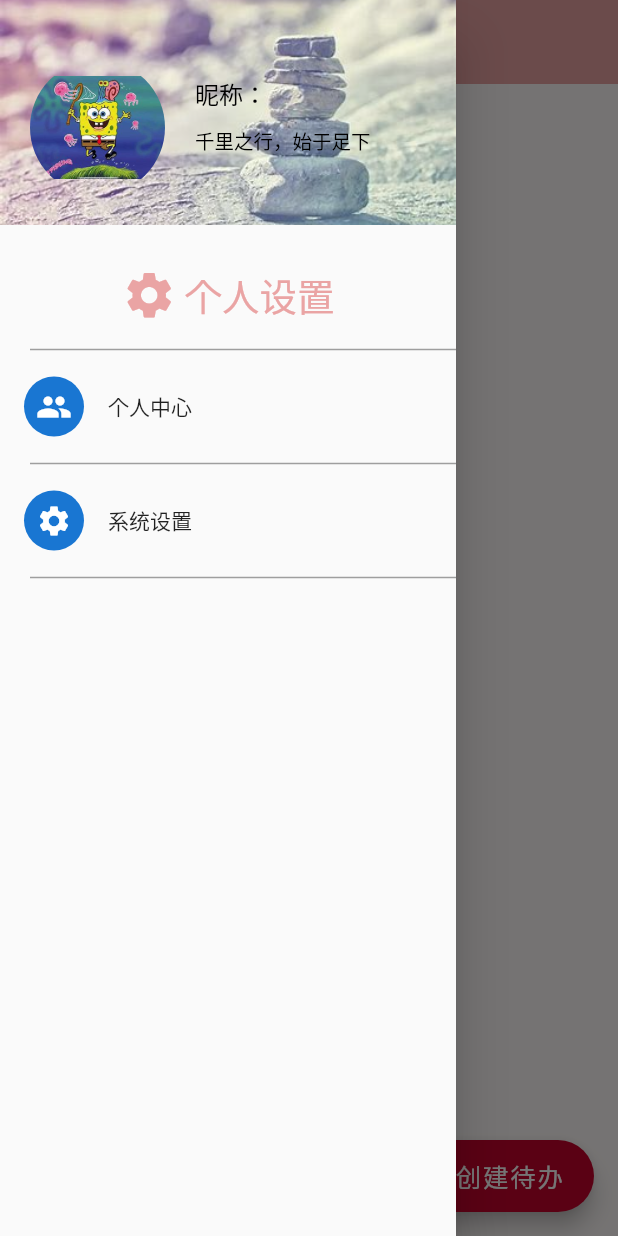
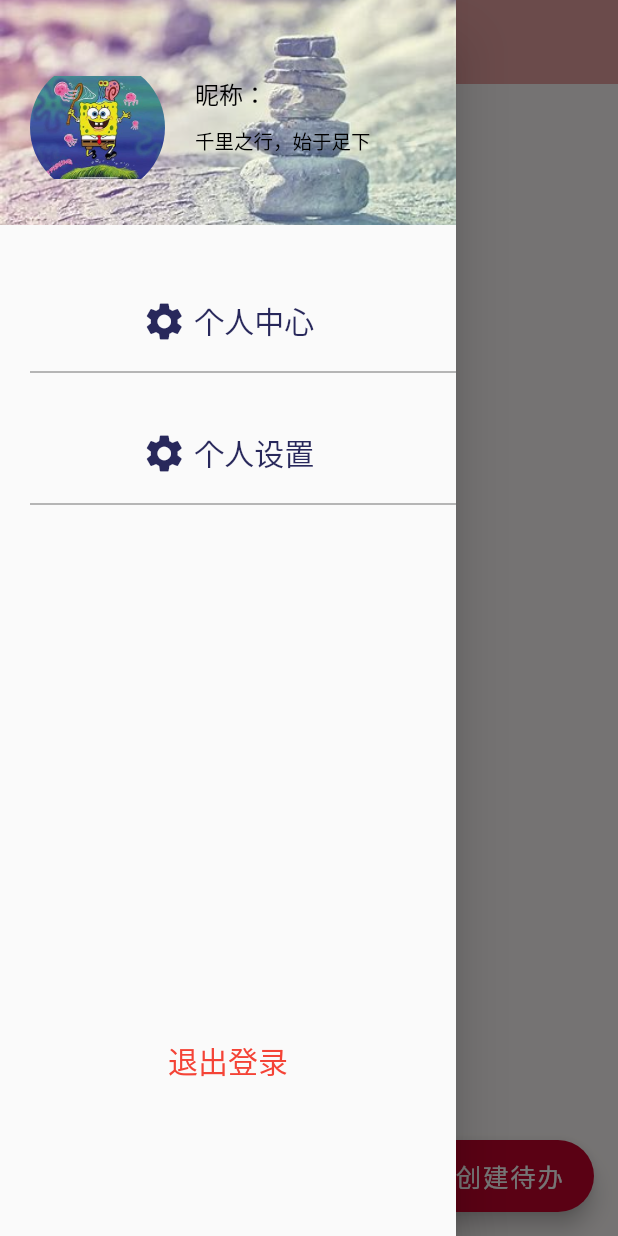
Before and after one commit to RaspberryCoke/XueKe, a Flutter app: the TableEventsPage screen opened directly, with the side drawer open, on a phone screen of 412 x 824 dp. Run offline on Flutter 3.47's test engine with Material 2 defaults, Android fonts, the phone set to English and light mode, and no system bars; our stand-ins replace audioplayers, circular_countdown_timer, flutter_easyloading, font_awesome_flutter, glassmorphism, hexcolor and 3 more; missing offline and left inert: audioplayers_web, shared_preferences_web; accounts and stored records are empty.

Commit message:
4月12日上午 补充个人界面

```diff
--- a/lib/logic/login_logic.dart
+++ b/lib/logic/login_logic.dart
@@ -64,6 +64,8 @@ class LoginLogic extends ChangeNotifier {
       element.name=user.name;//修改
       element.avatar = user.avatar;
       element.content = user.content;
+      element.email = user.email;
+      element.phonenum = user.phonenum;
     });
     MainLogic.instance.sharedPreferences.setStringList(
         keyUser, users.map((e) => jsonEncode(e.toJson())).toList());
@@ -79,6 +81,7 @@ class LoginLogic extends ChangeNotifier {
     }
     List<User> list =
         users.where((element) => user.account == element.account).toList();
+
     if (list.isNotEmpty) {
       return false;
     }
--- a/lib/main.dart
+++ b/lib/main.dart
@@ -15,6 +15,7 @@ import 'package:shared_preferences/shared_preferences.dart';
 import 'package:app_entrance/page/lock_page/lock_page.dart';
 import 'package:app_entrance/page/home_page.dart';
 import 'colors.dart';
+import 'package:app_entrance/page/person_page.dart';
 import 'model/cut_corners_border.dart';
 import 'page/todo_detail_page.dart';
 import 'package:app_entrance/page/lock_page/go_to_back_dialog.dart';
@@ -110,6 +111,9 @@ class _MyAppState extends State<MyApp> {
               break;
            case Constant.settingPage:
               widget = const MineSettingPage();
+              break;
+            case Constant.personPage:
+              widget =  PersonPage();
               break;
             default:
               widget = TableEventsPage();
--- a/lib/model/user.dart
+++ b/lib/model/user.dart
@@ -4,13 +4,16 @@ class User {
   String? password;
   String? avatar;
   String? content;
-
+  String? email;
+  String? phonenum;
   User({
     this.name,
     required this.account,
     required this.password,
     this.avatar,
     this.content,
+    this.email,
+    this.phonenum
   });
 
   User.fromJson(Map<String, dynamic> json) {
@@ -19,6 +22,8 @@ class User {
     password = json['password'];
     avatar = json['avatar'];
     content = json['content'];
+    content = json['email'];
+    content = json['phonenum'];
   }
 
   Map<String, dynamic> toJson() {
@@ -28,6 +33,8 @@ class User {
     _data['password'] = password;
     _data['avatar'] = avatar;
     _data['content'] = content;
+    _data['email'] = email;
+    _data['phonenum'] = phonenum;
     return _data;
   }
 }
--- a/lib/page/constant.dart
+++ b/lib/page/constant.dart
@@ -6,4 +6,5 @@ class Constant {
   static const String todoDetailPage = '/todoDetailPage';
   static const String todoPage = '/todoPage';
   static const String settingPage = '/settingPage';
+  static const String personPage = '/personPage';
 }
--- a/lib/page/table_events_page.dart
+++ b/lib/page/table_events_page.dart
@@ -4,6 +4,7 @@ import 'package:app_entrance/model/todo.dart';
 import 'package:app_entrance/page/change_password_page.dart';
 import 'package:app_entrance/page/constant.dart';
 import 'package:app_entrance/page/event.dart';
+import 'package:app_entrance/page/person_page.dart';
 import 'package:app_entrance/page/login.dart';
 import 'package:app_entrance/page/mine_setting_page.dart';
 import 'package:app_entrance/page/todo_detail_page.dart';
@@ -25,7 +26,6 @@ class _TableEventsPageState extends State<TableEventsPage> {
   late final ValueNotifier<List<Todo>> _selectedEvents;
   List<String> cards = [
     Res.card_bg_2,
-    Res.card_bg_2,
     Res.card_bg_3,
     Res.card_bg_4,
     Res.card_bg_5,
@@ -34,6 +34,9 @@ class _TableEventsPageState extends State<TableEventsPage> {
 
   void setting(){
     Navigator.pushReplacementNamed(context, Constant.settingPage);
+  }
+  void person(){
+    Navigator.pushReplacementNamed(context, Constant.personPage);
   }
 
   bool _isDragging = false;
@@ -271,17 +274,43 @@ class _TableEventsPageState extends State<TableEventsPage> {
                 ),
               ),
 
-SizedBox(height: 20,),
+             SizedBox(height: 40,),
+              Positioned(
+                left: 10,
+                child:
+                TextButton.icon(
+                    icon: Icon(Icons.settings,size: 30.0,color: Color(
+                        0xD903033F)),
+                    label: Text("个人中心",style: TextStyle(fontSize: 20, color: Color(
+                        0xD903033F))),
+                    style: ButtonStyle(
+                      textStyle: MaterialStateProperty.all(
+                          TextStyle(fontSize: 25)),
+                    ),
+                    onPressed:
+                    person
+                ),
+              ),
+
+              Divider(
+                color: Colors.grey,
+                height: 20,
+                thickness: 1,
+                indent: 20,
+                endIndent: 0,
+              ),
+              SizedBox(height: 20,),
              Positioned(
                left: 10,
                child:
              TextButton.icon(
-
-                 icon: Icon(Icons.settings,size: 37.0),
-                 label: Text("个人设置"),
+                 icon: Icon(Icons.settings,size: 30.0,color: Color(
+                     0xD903033F)),
+                 label: Text("个人设置",style: TextStyle(fontSize: 20, color: Color(
+                     0xD903033F)),),
              style: ButtonStyle(
                   textStyle: MaterialStateProperty.all(
-                     TextStyle(fontSize: 25)),
+                     TextStyle(fontSize: 25,)),
                          ),
                  onPressed:
                  setting
@@ -290,14 +319,8 @@ SizedBox(height: 20,),
 
 
 
-              Divider(
-                color: Colors.grey,
-                height: 20,
-                thickness: 1,
-                indent: 20,
-                endIndent: 0,
-              ),
-              const ListTile(
+
+/*              const ListTile(
                 leading: CircleAvatar(
                   child: Icon(Icons.people),
                 ),
@@ -315,7 +338,7 @@ SizedBox(height: 20,),
                   child: Icon(Icons.settings),
                 ),
                 title: Text("系统设置"),
-              ),
+              ),*/
               Divider(
                 color: Colors.grey,
                 height: 20,
@@ -323,7 +346,15 @@ SizedBox(height: 20,),
                 indent: 20,
                 endIndent: 0,
               ),
-
+              SizedBox(height: 330,),
+              item('退出登录', () {
+                Navigator.pushAndRemoveUntil(
+                    context,
+                    MaterialPageRoute(
+                      builder: (context) => Login(),
+                    ),
+                        (route) => route.settings.name == '/');
+              }, textStyle: TextStyle(color: Colors.red, fontSize: 20)),
 
             ],
           )
--- a/lib/res.dart
+++ b/lib/res.dart
@@ -9,6 +9,7 @@ class Res {
   static const String art_card2 = "assets/art_card2.png";
   static const String avatar = "assets/avatar.png";
   static const String bg = "assets/bg.png";
+  static const String bg2 = "assets/bg2.jpg";
   static const String bg_study_room_1 = "assets/bg_study_room_1.jpg";
   static const String bg_study_room_2 = "assets/bg_study_room_2.jpg";
   static const String bg_study_room_3 = "assets/bg_study_room_3.JPG";
--- a/pubspec.yaml
+++ b/pubspec.yaml
@@ -47,6 +47,8 @@ dependencies:
   hexcolor: ^3.0.1
   font_awesome_flutter: ^9.1.0
   otp_text_field: ^1.1.1
+  glassmorphism: ^1.0.4
+
 
 dev_dependencies:
   flutter_test:
```
Also changed, not shown: lib/page/mine_setting_page.dart (+1 -8 lines), lib/page/person_page.dart (added, +169 -0 lines), lib/utils/glass_widget.dart (added, +61 -0 lines), assets/bg2.jpg (added), pubspec.lock.
